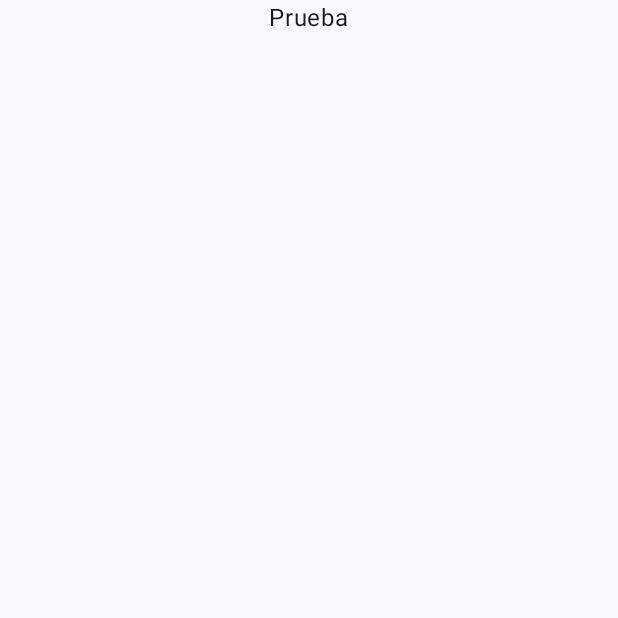
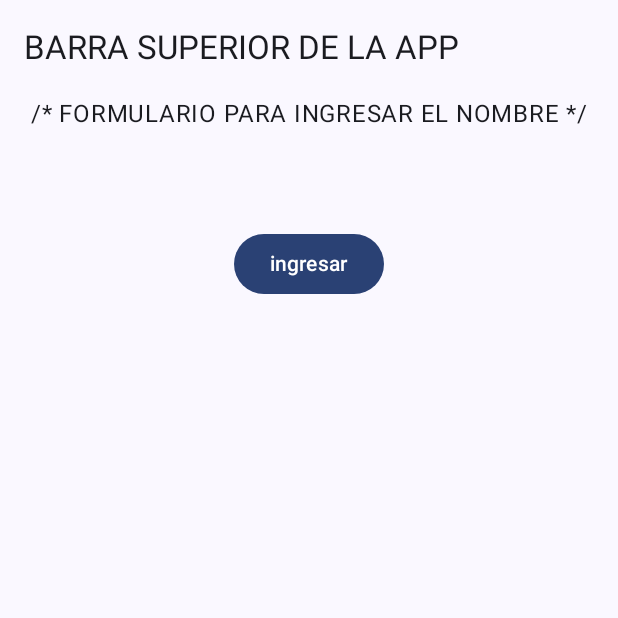
Before and after one commit to UTN-FRBA-Mobile/OrderEasy, an Android app built with Jetpack Compose: the screen it shows after launch (MainActivity), on a phone screen of 412 x 824 dp, the top half of it. Before the commit the part shown is almost empty. Run offline under Robolectric (Android 15) with nearby library versions, the phone set to English and light mode, and no system bars.

Commit message:
Estructura inicial de la navegacion (login->menu principal)

```diff
--- a/app/src/main/java/ar/edu/utn/frba/mobile/tpdesarrolloappsdispmov/MainActivity.kt
+++ b/app/src/main/java/ar/edu/utn/frba/mobile/tpdesarrolloappsdispmov/MainActivity.kt
@@ -14,6 +14,7 @@ import androidx.compose.material3.Text
 import androidx.compose.runtime.Composable
 import androidx.compose.ui.Modifier
 import androidx.compose.ui.tooling.preview.Preview
+import ar.edu.utn.frba.mobile.tpdesarrolloappsdispmov.navigation.InitialNavigation
 import ar.edu.utn.frba.mobile.tpdesarrolloappsdispmov.ui.theme.TpDesarrolloAppsDispMovTheme
 
 class MainActivity : ComponentActivity() {
@@ -35,20 +36,13 @@ class MainActivity : ComponentActivity() {
 
 @Composable
 fun Starting() {
-    Scaffold (
-        content = {innerPadding ->
-            Text(
-                modifier = Modifier.fillMaxWidth().padding(innerPadding).wrapContentSize(),
-                text = "Prueba"
-            )
-        }
-    )
+    InitialNavigation()
 }
 
 @Preview(showBackground = true)
 @Composable
 fun GreetingPreview() {
     TpDesarrolloAppsDispMovTheme {
-        Starting()
+        InitialNavigation()
     }
 }
--- /dev/null
+++ b/app/src/main/java/ar/edu/utn/frba/mobile/tpdesarrolloappsdispmov/navigation/InitialNavigation.kt
@@ -0,0 +1,20 @@
+package ar.edu.utn.frba.mobile.tpdesarrolloappsdispmov.navigation
+
+import androidx.compose.runtime.Composable
+import androidx.navigation.compose.NavHost
+import androidx.navigation.compose.composable
+import androidx.navigation.compose.rememberNavController
+import ar.edu.utn.frba.mobile.tpdesarrolloappsdispmov.screens.Login
+import ar.edu.utn.frba.mobile.tpdesarrolloappsdispmov.screens.MainMenu
+
+@Composable
+fun InitialNavigation(){
+    val navController = rememberNavController()
+    NavHost(
+        navController = navController,
+        startDestination = "login"
+        ){
+        composable(route="login"){ Login(navController)}
+        composable(route="mainmenu"){ MainMenu(navController)}
+    }
+}
--- /dev/null
+++ b/app/src/main/java/ar/edu/utn/frba/mobile/tpdesarrolloappsdispmov/screens/Login.kt
@@ -0,0 +1,43 @@
+package ar.edu.utn.frba.mobile.tpdesarrolloappsdispmov.screens
+
+import androidx.compose.foundation.layout.Column
+import androidx.compose.foundation.layout.fillMaxSize
+import androidx.compose.foundation.layout.fillMaxWidth
+import androidx.compose.foundation.layout.padding
+import androidx.compose.foundation.layout.wrapContentSize
+import androidx.compose.material3.Button
+import androidx.compose.material3.Scaffold
+import androidx.compose.material3.Text
+import androidx.compose.material3.TopAppBar
+import androidx.compose.runtime.Composable
+import androidx.compose.ui.Modifier
+import androidx.navigation.NavHostController
+
+@Composable
+fun Login (navCont:NavHostController){
+    Scaffold (
+        topBar = {
+          TopAppBar(title = { Text(text = "BARRA SUPERIOR DE LA APP")})
+        },
+        content = { innerPadding ->
+            Column (modifier = Modifier.fillMaxSize()){
+                Text(
+                    modifier = Modifier
+                        .fillMaxWidth()
+                        .padding(innerPadding)
+                        .wrapContentSize(),
+                    text = "/* FORMULARIO PARA INGRESAR EL NOMBRE */",
+                )
+                Button(
+                    onClick = {navCont.navigate(route="mainmenu")},
+                    modifier = Modifier
+                        .fillMaxWidth()
+                        .padding(innerPadding)
+                        .wrapContentSize()
+                ) {
+                    Text(text = "ingresar")
+                }
+            }
+        }
+    )
+}
```
Also changed, not shown: app/build.gradle.kts (+5 -2 lines), app/src/main/java/ar/edu/utn/frba/mobile/tpdesarrolloappsdispmov/screens/MainMenu.kt (added, +43 -0 lines).
